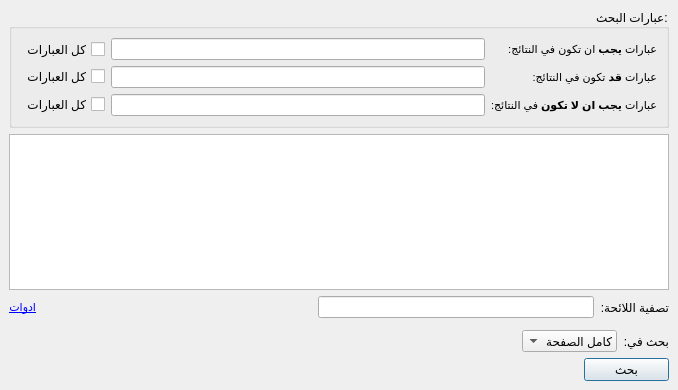
boussouira/moltaqa, file src/searchwidget.ui: the form before one commit.
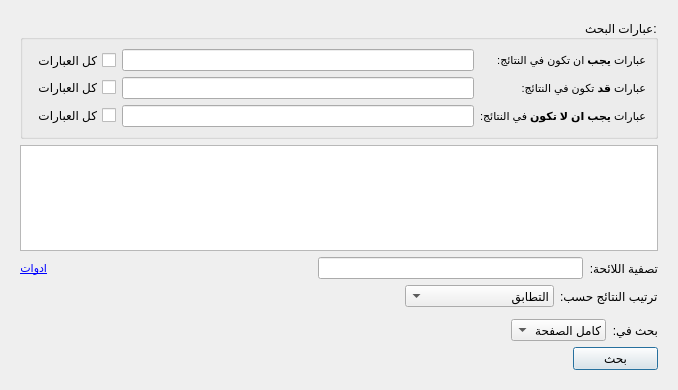
The form after the commit. Icons and pictures are not drawn. Custom widgets are drawn as their Qt base class.

Commit message: Add search results sorting

Diff of the .ui file:
```diff
--- a/src/searchwidget.ui
+++ b/src/searchwidget.ui
@@ -16,13 +16,7 @@
   <property name="layoutDirection">
    <enum>Qt::RightToLeft</enum>
   </property>
-  <layout class="QHBoxLayout" name="horizontalLayout_2">
-   <property name="spacing">
-    <number>0</number>
-   </property>
-   <property name="margin">
-    <number>0</number>
-   </property>
+  <layout class="QVBoxLayout" name="verticalLayout_3">
    <item>
     <widget class="QStackedWidget" name="stackedWidget">
      <property name="currentIndex">
@@ -206,6 +200,62 @@
          </item>
         </layout>
        </item>
+       <item>
+        <layout class="QHBoxLayout" name="horizontalLayout_6">
+         <item>
+          <widget class="QLabel" name="label_7">
+           <property name="text">
+            <string>ترتيب النتائج حسب:</string>
+           </property>
+           <property name="alignment">
+            <set>Qt::AlignRight|Qt::AlignTrailing|Qt::AlignVCenter</set>
+           </property>
+          </widget>
+         </item>
+         <item>
+          <widget class="QComboBox" name="comboSortSearch">
+           <item>
+            <property name="text">
+             <string>التطابق</string>
+            </property>
+           </item>
+           <item>
+            <property name="text">
+             <string>الكتاب ثم التطابق</string>
+            </property>
+           </item>
+           <item>
+            <property name="text">
+             <string>كتاب ثم ترتيب الصفحات</string>
+            </property>
+           </item>
+           <item>
+            <property name="text">
+             <string>وفاة المؤلف ثم التطابق</string>
+            </property>
+           </item>
+           <item>
+            <property name="text">
+             <string>وفاة المؤلف ثم الكتاب</string>
+            </property>
+           </item>
+          </widget>
+         </item>
+         <item>
+          <spacer name="horizontalSpacer_4">
+           <property name="orientation">
+            <enum>Qt::Horizontal</enum>
+           </property>
+           <property name="sizeHint" stdset="0">
+            <size>
+             <width>40</width>
+             <height>20</height>
+            </size>
+           </property>
+          </spacer>
+         </item>
+        </layout>
+       </item>
        <item>
         <widget class="QWidget" name="widgetSelectedFilter" native="true">
          <layout class="QHBoxLayout" name="horizontalLayout_3">
@@ -298,6 +348,8 @@
     </widget>
    </item>
   </layout>
+  <zorder>stackedWidget</zorder>
+  <zorder>pushSearch</zorder>
  </widget>
  <customwidgets>
   <customwidget>
```
The commit also changes 6 other files.
